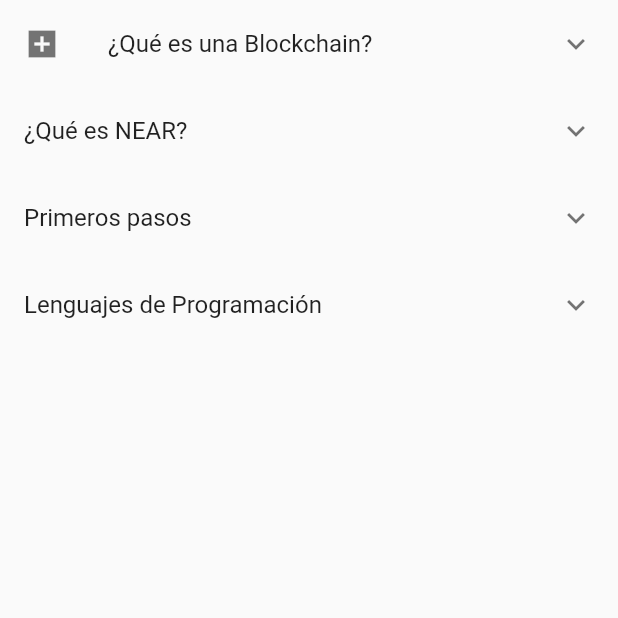
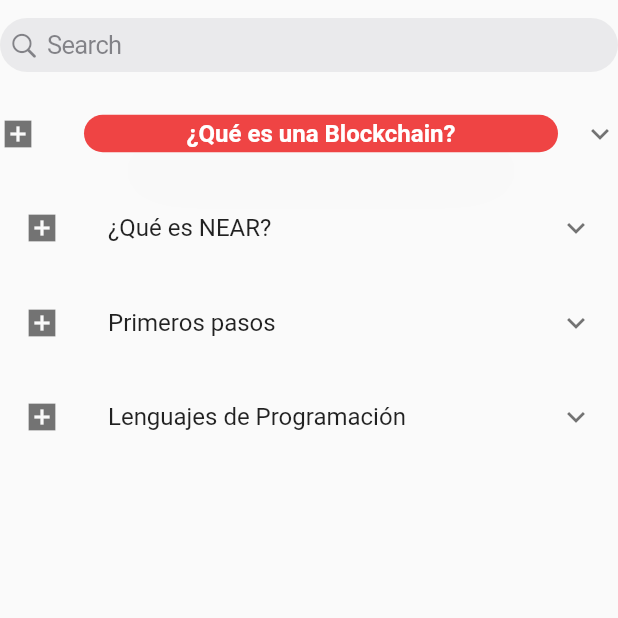
Before and after one commit to JuEnPeHa/flutter-learning-app-je, a Flutter app: the TestPage screen opened directly, on a phone screen of 412 x 824 dp, the top half of it. Run offline on Flutter 3.47's test engine with Material 2 defaults, Android fonts, the light colour scheme and no system bars; our stand-ins replace carousel_slider, curved_navigation_bar, flutter_svg, font_awesome_flutter, sqflite, velocity_x; accounts and stored records are empty.

Commit message:
StartOfTheDay 171221

```diff
--- a/lib/Widgets/constants.dart
+++ b/lib/Widgets/constants.dart
@@ -70,3 +70,5 @@
   Icon(Icons.ac_unit_outlined, size: 30,),
   Icon(Icons.account_balance_wallet_sharp, size: 30,),
 ];
+
+//List <Item> items;
--- /dev/null
+++ b/lib/Widgets/custom_page_route.dart
@@ -0,0 +1,39 @@
+import 'package:flutter/material.dart';
+
+class CustomPageRoute extends PageRouteBuilder {
+  final Widget child;
+  final AxisDirection direction;
+
+  CustomPageRoute({
+    required this.child,
+    this.direction = AxisDirection.down,
+  }) : super(
+          transitionDuration: Duration(milliseconds: 1000),
+          reverseTransitionDuration: Duration(milliseconds: 1000),
+          pageBuilder: (context, animation, secondaryAnimation) => child,
+        );
+
+  @override
+  Widget buildTransitions(BuildContext context, Animation<double> animation,
+          Animation<double> secondaryAnimation, Widget child) =>
+      SlideTransition(
+        position: Tween<Offset>(
+          begin: getBeginOffset(),
+          end: Offset(0, 0),
+        ).animate(animation),
+        child: child,
+      );
+
+  Offset getBeginOffset() {
+    switch (direction) {
+      case AxisDirection.up:
+        return Offset(0, 1);
+      case AxisDirection.down:
+        return Offset(0, -1);
+      case AxisDirection.right:
+        return Offset(-1, 0);
+      case AxisDirection.left:
+        return Offset(1, 0);
+    }
+  }
+}
--- /dev/null
+++ b/lib/pages/exams_page.dart
@@ -0,0 +1,34 @@
+import 'package:flutter/cupertino.dart';
+import 'package:flutter/material.dart';
+import 'package:social_network_test/Widgets/custom_page_route.dart';
+import 'package:social_network_test/pages/example_page.dart';
+
+class ExamsPage extends StatefulWidget {
+  const ExamsPage({Key? key}) : super(key: key);
+
+  @override
+  _ExamsPageState createState() => _ExamsPageState();
+}
+
+class _ExamsPageState extends State<ExamsPage> {
+  @override
+  Widget build(BuildContext context) {
+    return CupertinoApp(
+      home: Scaffold(
+        body: Column(
+          crossAxisAlignment: CrossAxisAlignment.center,
+          mainAxisAlignment: MainAxisAlignment.center,
+          mainAxisSize: MainAxisSize.max,
+          children: [
+            FloatingActionButton(
+                onPressed: () => Navigator.of(context)
+                    .pop(CustomPageRoute(child: ExamplePage())),
+                child: Text('1')),
+            Text('Exams Page'),
+            Text('Exams'),
+          ],
+        ),
+      ),
+    );
+  }
+}
--- a/lib/pages/test_page.dart
+++ b/lib/pages/test_page.dart
@@ -1,4 +1,6 @@
+import 'package:flutter/cupertino.dart';
 import 'package:flutter/material.dart';
+import 'package:velocity_x/velocity_x.dart';
 
 class TestPage extends StatelessWidget {
   @override
@@ -6,24 +8,114 @@
     return SafeArea(
       child: Scaffold(
         body: Container(
+          child: SingleChildScrollView(
             child: Column(
               children: [
+                CupertinoSearchTextField(
+                  borderRadius: BorderRadius.circular(25),
+                  placeholder: 'Search',
+                  onChanged: (value) {
+                    print(value);
+                  },
+                ).py12(),
+                ExpansionTile(
+                  tilePadding: EdgeInsets.zero,
+                  title: "¿Qué es una Blockchain?"
+                      .text
+                      .white
+                      .medium
+                      .bold
+                      .center
+                      .makeCentered()
+                      .box
+                      .rounded
+                      .red500
+                      .shadow2xl
+                      .make()
+                      .wh(500, 25)
+                      .centered() /*Text("")*/,
+                  leading: Icon(Icons.add_box_sharp),
+                  //backgroundColor: Colors.white54,
+                  children: [
+                    ListTile(
+                      title: Text("Tema 1"),
+                    ),
+                    ListTile(
+                      title: Text("Tema 2"),
+                    ),
+                    ListTile(
+                      title: Text("Tema 3"),
+                    )
+                  ],
+                  /*trailing: Row(
+                    mainAxisSize: MainAxisSize.min,
+                    children: <Widget>[
+                      const Icon(Icons.add_box_sharp),
+                    ],
+                  ),*/
+                ),
+                SizedBox(
+                  height: 5,
+                ),
                 const ExpansionTile(
-                title: Text("¿Qué es una Blockchain?"),
+                  title: Text("¿Qué es NEAR?"),
                   leading: Icon(Icons.add_box_sharp),
-                backgroundColor: Colors.white54,
+                  //backgroundColor: Colors.white54,
                   children: [
-                  ListTile(title: Text("Tema 1"),),
-                  ListTile(title: Text("Tema 2"),),
-                  ListTile(title: Text("Tema 3"),)
+                    ListTile(
+                      title: Text("Tema 1"),
+                    ),
+                    ListTile(
+                      title: Text("Tema 2"),
+                    ),
+                    ListTile(
+                      title: Text("Tema 3"),
+                    )
                   ],
                 ),
-              const ExpansionTile(title: Text("¿Qué es NEAR?"),
+                SizedBox(
+                  height: 5,
                 ),
-              const ExpansionTile(title: Text("Primeros pasos"),
+                const ExpansionTile(
+                  title: Text("Primeros pasos"),
+                  leading: Icon(Icons.add_box_sharp),
+                  //backgroundColor: Colors.white54,
+                  children: [
+                    ListTile(
+                      title: Text("Tema 1"),
                     ),
-              const ExpansionTile(title: Text("Lenguajes de Programación"))
+                    ListTile(
+                      title: Text("Tema 2"),
+                    ),
+                    ListTile(
+                      title: Text("Tema 3"),
+                    )
                   ],
+                ),
+                SizedBox(
+                  height: 5,
+                ),
+                const ExpansionTile(
+                  title: Text("Lenguajes de Programación"),
+                  leading: Icon(Icons.add_box_sharp),
+                  //backgroundColor: Colors.white54,
+                  children: [
+                    ListTile(
+                      title: Text("Tema 1"),
+                    ),
+                    ListTile(
+                      title: Text("Tema 2"),
+                    ),
+                    ListTile(
+                      title: Text("Tema 3"),
+                    )
+                  ],
+                ),
+                SizedBox(
+                  height: 5,
+                ),
+              ],
+            ),
           ),
         ),
       ),
--- a/pubspec.yaml
+++ b/pubspec.yaml
@@ -38,6 +38,10 @@
   sqflite: ^2.0.0+3
   intl: ^0.17.0
   flutter_staggered_grid_view: ^0.4.1
+  material_design_icons_flutter: ^5.0.6595
+  flutter_spinkit: ^5.1.0
+  velocity_x: ^3.3.0
+  get: ^4.6.1
 
 dev_dependencies:
   flutter_app_name: ^0.1.1
```
Also changed, not shown: lib/pages/example_page.dart (+29 -6 lines), pubspec.lock, 2 other files. Lines whose indentation alone changed are shown as unchanged.
